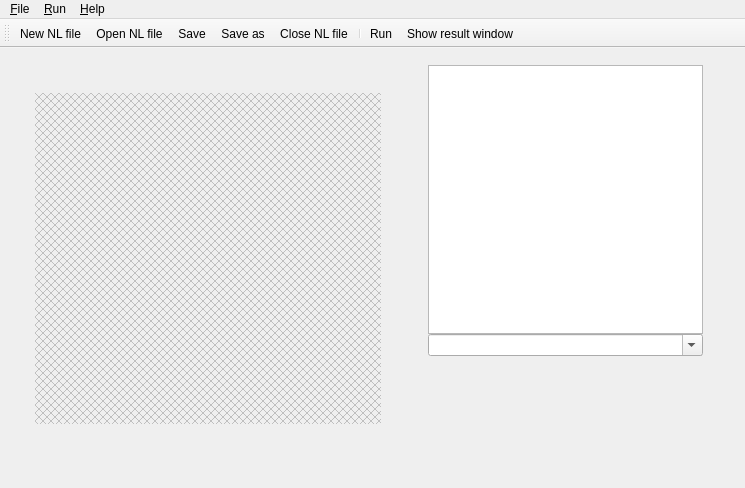
Epsirom/Stylization, file Nymph/NymphGUI/mainwindow.ui: the form before one commit.
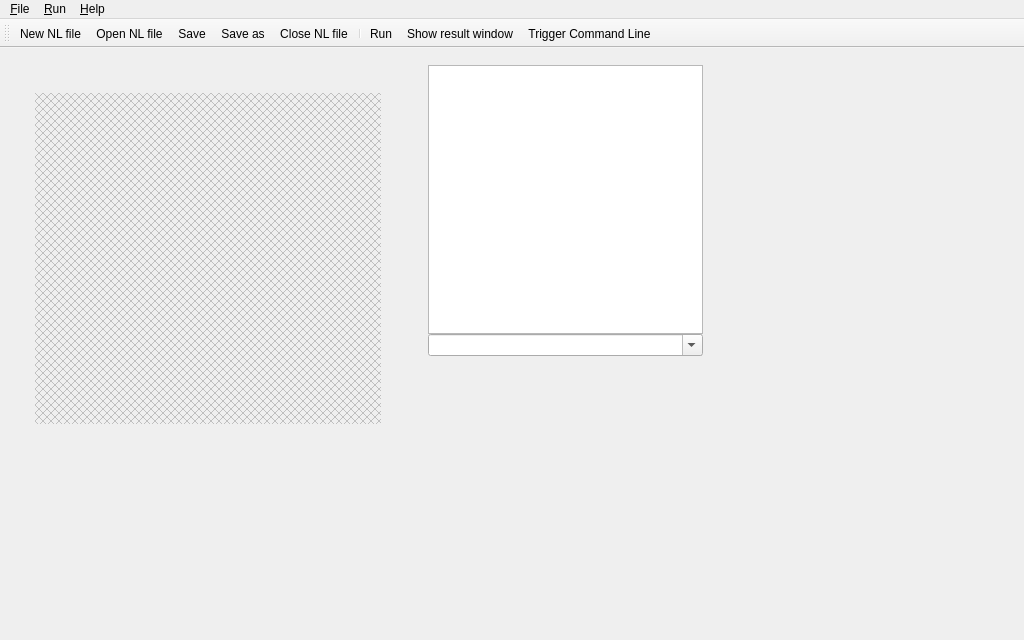
The form after the commit. Icons and pictures are not drawn.

What changed in the file:
```diff
--- a/Nymph/NymphGUI/mainwindow.ui
+++ b/Nymph/NymphGUI/mainwindow.ui
@@ -6,8 +6,8 @@
    <rect>
     <x>0</x>
     <y>0</y>
-    <width>745</width>
-    <height>488</height>
+    <width>1024</width>
+    <height>640</height>
    </rect>
   </property>
   <property name="windowTitle">
@@ -125,7 +125,7 @@
     <rect>
      <x>0</x>
      <y>0</y>
-     <width>745</width>
+     <width>1024</width>
      <height>22</height>
     </rect>
    </property>
@@ -174,6 +174,7 @@
    <addaction name="separator"/>
    <addaction name="action_run"/>
    <addaction name="action_show_result"/>
+   <addaction name="action_cmd_trigger"/>
   </widget>
   <action name="action_new_file">
    <property name="icon">
@@ -301,6 +302,18 @@
     <string>About &amp;Qt</string>
    </property>
   </action>
+  <action name="action_cmd_trigger">
+   <property name="icon">
+    <iconset resource="mainwindow.qrc">
+     <normaloff>:/Resources/icons/insert-text.png</normaloff>:/Resources/icons/insert-text.png</iconset>
+   </property>
+   <property name="text">
+    <string>&amp;Trigger Command Line</string>
+   </property>
+   <property name="shortcut">
+    <string>Ctrl+T</string>
+   </property>
+  </action>
  </widget>
  <layoutdefault spacing="6" margin="11"/>
  <resources>
```
